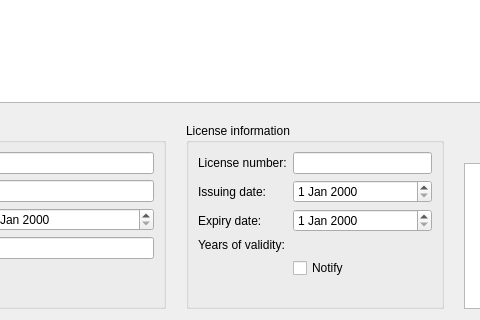
First picture: the form in src/uis/profilemanagerwidget.ui, repository riccardobellini/VehicleReminder, before the edit; both pictures show x 104 to 584 and y 281 to 601 of the 838 by 601 pixel window.
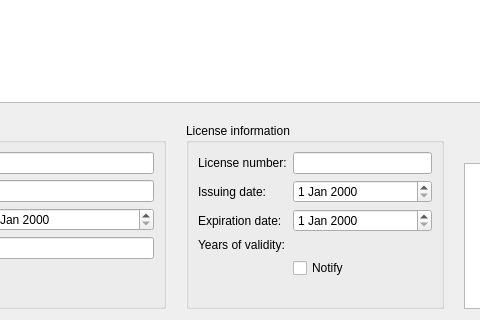
Second picture: the form after the edit. Custom widgets are drawn as their Qt base class.

Commit message: Rename some widgets and change text of a label

Patch:
```diff
--- a/src/uis/profilemanagerwidget.ui
+++ b/src/uis/profilemanagerwidget.ui
@@ -100,7 +100,7 @@
         <item row="2" column="0">
          <widget class="QLabel" name="expiryDateLabel">
           <property name="text">
-           <string>Expiry date:</string>
+           <string>Expiration date:</string>
           </property>
          </widget>
         </item>
```
Left out of the diff: 6 changed lines with no effect on the pictures.
